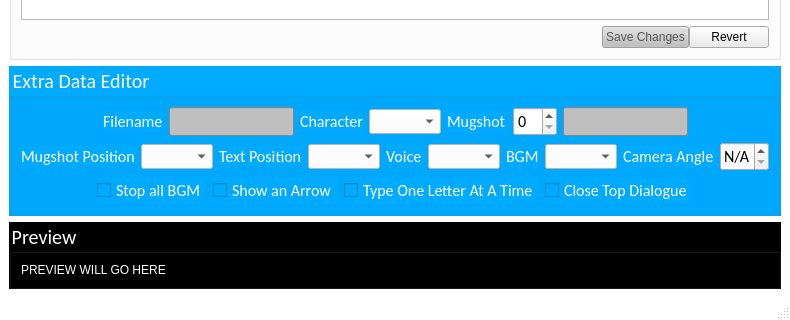
This is src/main/python/ui_design.ui in DeveloperJose/Python-RockManX8 as Qt 5 draws it before an edit; both pictures show x 0 to 790 and y 217 to 537 of the 790 by 537 pixel window. The edited form follows.
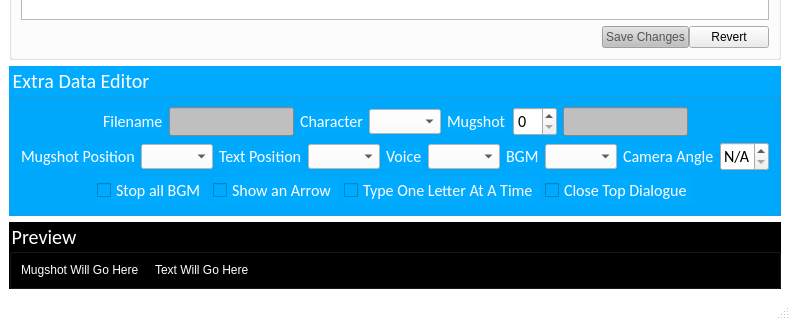
This is the edited form.

Commit message: Added mugshot previews, mugshot npz generation program (x8_utils), and mugshot pictures

Patch:
```diff
--- a/src/main/python/ui_design.ui
+++ b/src/main/python/ui_design.ui
@@ -1021,7 +1021,26 @@
       <property name="title">
        <string>Preview</string>
       </property>
-      <layout class="QVBoxLayout" name="verticalLayout_3">
+      <layout class="QHBoxLayout" name="horizontalLayout_8">
+       <item>
+        <widget class="QLabel" name="graphicsMugshot">
+         <property name="minimumSize">
+          <size>
+           <width>0</width>
+           <height>0</height>
+          </size>
+         </property>
+         <property name="maximumSize">
+          <size>
+           <width>128</width>
+           <height>128</height>
+          </size>
+         </property>
+         <property name="text">
+          <string>Mugshot Will Go Here</string>
+         </property>
+        </widget>
+       </item>
        <item>
         <widget class="QLabel" name="graphicsPreview">
          <property name="minimumSize">
@@ -1037,7 +1056,7 @@
           </size>
          </property>
          <property name="text">
-          <string>PREVIEW WILL GO HERE</string>
+          <string>Text Will Go Here</string>
          </property>
         </widget>
        </item>
```
The commit also changes 26 other files.
